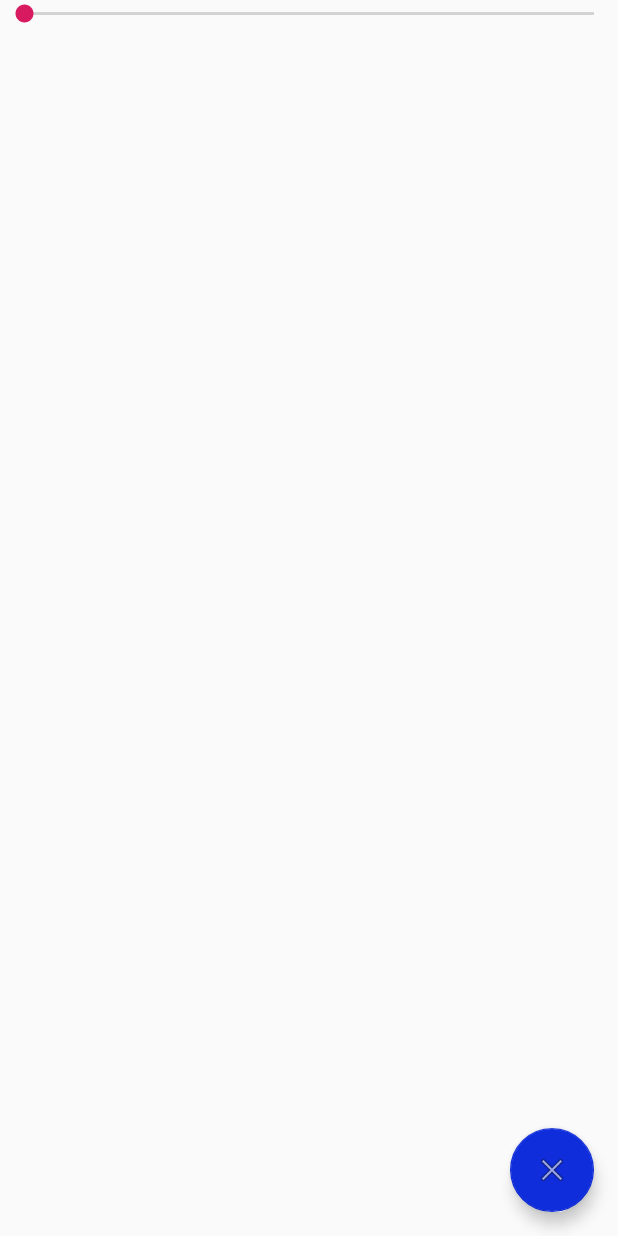
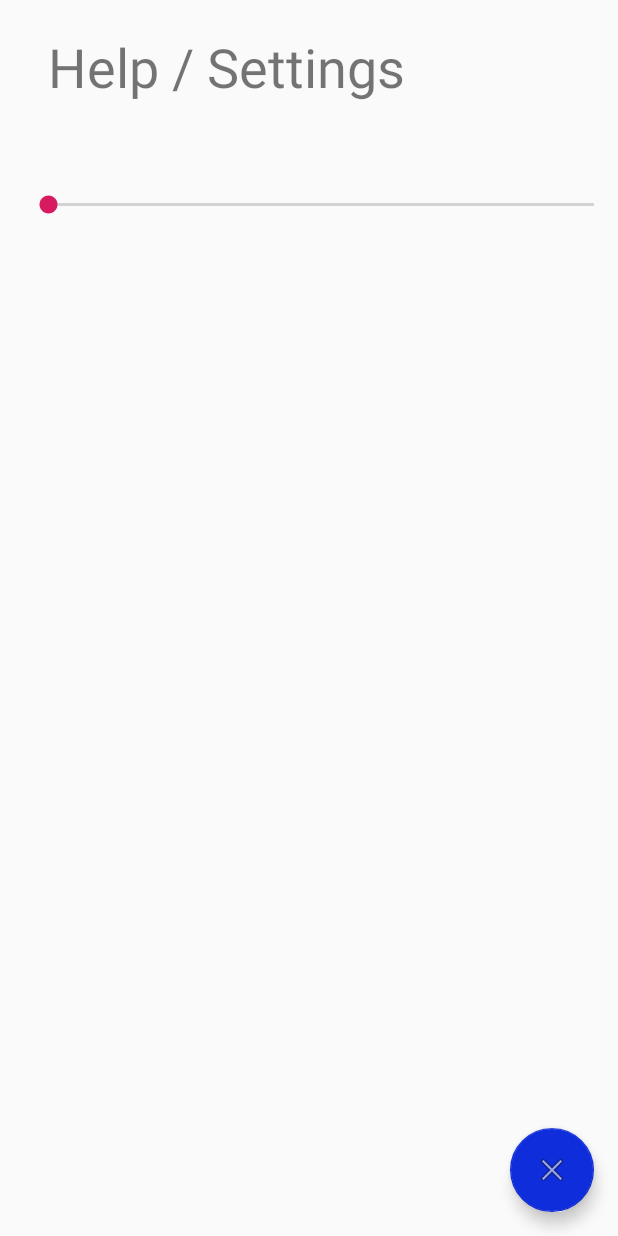
Before and after one commit to rxin8192/HackUCI2020_SmartTune, an Android app: the HelpMenu screen opened directly, with no data from a screen before it, on a phone screen of 412 x 824 dp. Run offline under Robolectric (Android 15) with nearby library versions, the phone set to English and light mode, and no system bars.

Commit message:
Added Sensitivity Bar

```diff
--- a/app/src/main/java/com/example/myapplication/HelpMenu.java
+++ b/app/src/main/java/com/example/myapplication/HelpMenu.java
@@ -9,6 +9,12 @@ import androidx.appcompat.app.AppCompatActivity;
 import androidx.appcompat.widget.Toolbar;
 
 import android.view.View;
+import android.widget.SeekBar;
+
+import java.io.File;
+import java.io.FileNotFoundException;
+import java.io.FileOutputStream;
+import java.io.IOException;
 
 public class HelpMenu extends AppCompatActivity {
 
@@ -25,6 +31,26 @@ public class HelpMenu extends AppCompatActivity {
                 finish();
             }
         });
+
+
+        // Sensitivity Logic
+        SeekBar sensitivitySet = findViewById(R.id.seekBar);
+        sensitivitySet.setOnSeekBarChangeListener(new SeekBar.OnSeekBarChangeListener() {
+            @Override
+            public void onProgressChanged(SeekBar seekBar, int progress, boolean fromUser) {
+                // Handle File IO
+            }
+
+            @Override
+            public void onStartTrackingTouch(SeekBar seekBar) {
+
+            }
+
+            @Override
+            public void onStopTrackingTouch(SeekBar seekBar) {
+
+            }
+        });
     }
 
 }
--- a/app/src/main/res/layout/activity_help_menue.xml
+++ b/app/src/main/res/layout/activity_help_menue.xml
@@ -22,7 +22,42 @@
     <SeekBar
         android:id="@+id/seekBar"
         android:layout_width="match_parent"
-        android:layout_height="wrap_content" />
+        android:layout_height="wrap_content"
+        android:layout_marginStart="16dp"
+        android:layout_marginLeft="16dp"
+        app:layout_constraintBottom_toTopOf="@+id/CloseButton"
+        app:layout_constraintEnd_toEndOf="parent"
+        app:layout_constraintHorizontal_bias="0.0"
+        app:layout_constraintStart_toStartOf="parent"
+        app:layout_constraintTop_toBottomOf="@+id/Header"
+        app:layout_constraintVertical_bias="0.088" />
+
+    <TextView
+        android:id="@+id/Header"
+        android:layout_width="wrap_content"
+        android:layout_height="wrap_content"
+        android:layout_marginTop="20dp"
+        android:text=" Help / Settings"
+        android:textSize="36sp"
+        app:layout_constraintEnd_toEndOf="parent"
+        app:layout_constraintHorizontal_bias="0.14"
+        app:layout_constraintStart_toStartOf="parent"
+        app:layout_constraintTop_toTopOf="parent" />
+
+    <TextView
+        android:id="@+id/SensitivityHeader1"
+        android:layout_width="wrap_content"
+        android:layout_height="wrap_content"
+        android:layout_marginStart="24dp"
+        android:layout_marginLeft="24dp"
+        android:layout_marginTop="20dp"
+        android:text="Low"
+        android:textColor="#000000"
+        android:textSize="18sp"
+        app:layout_constraintEnd_toStartOf="@+id/seekBar"
+        app:layout_constraintHorizontal_bias="0.024"
+        app:layout_constraintStart_toStartOf="parent"
+        app:layout_constraintTop_toBottomOf="@+id/Header" />
 
 
 </androidx.constraintlayout.widget.ConstraintLayout>
```
